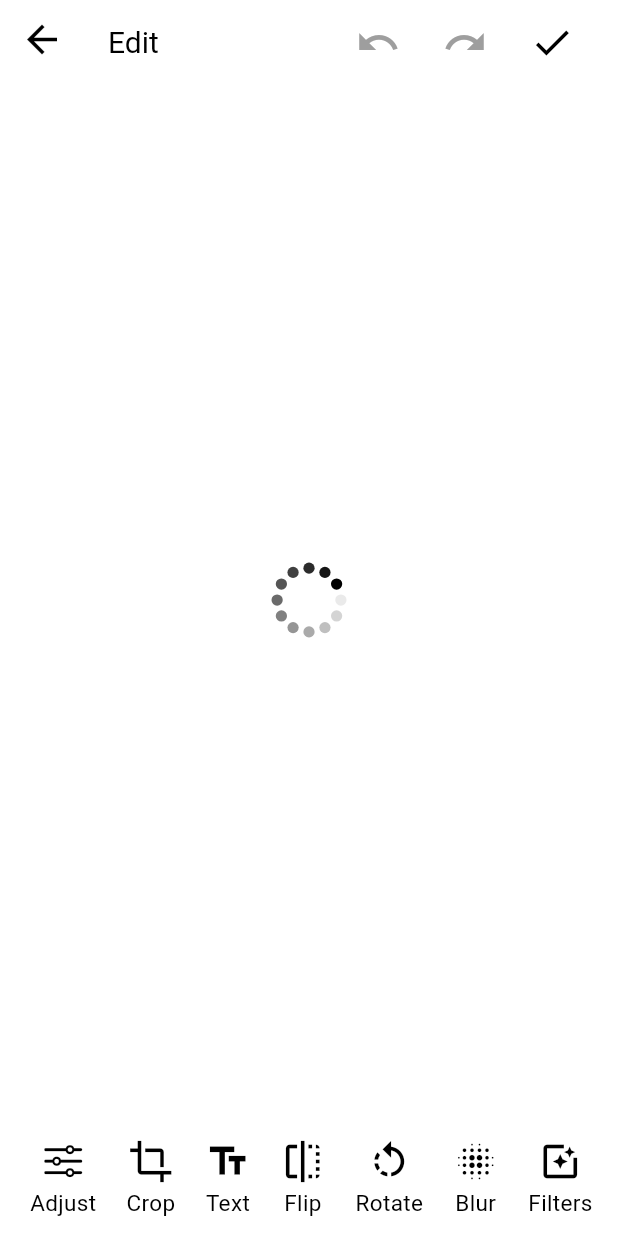
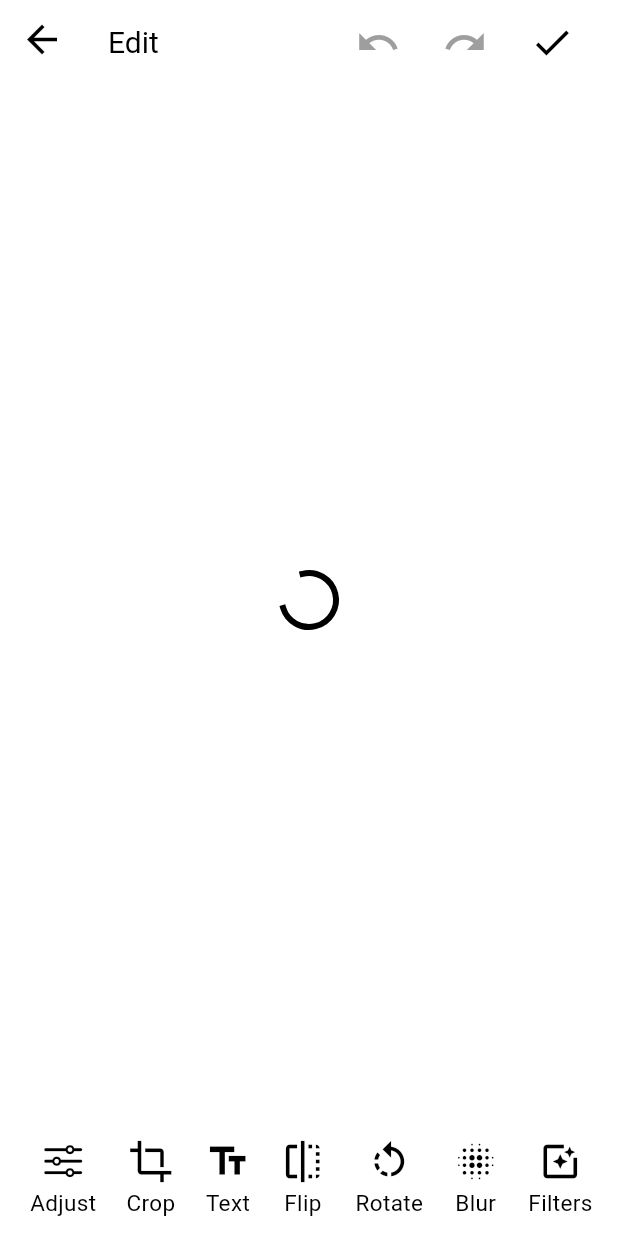
Before and after one commit to ArmanKhanTech/Lumos, a Flutter app: the SingleImageEditor screen opened directly with empty values, on a phone screen of 412 x 824 dp. Run offline on Flutter 3.47's test engine with Material 3 defaults, Android fonts, the phone set to English and light mode, and no system bars; our stand-ins replace extended_image, image_picker, screenshot; missing offline and left inert: colorfilter_generator, image_editor, image_pixels.

Commit message:
chore: Update package dependencies and remove deprecated progress indicator

```diff
--- a/lib/editor/single_image_editor.dart
+++ b/lib/editor/single_image_editor.dart
@@ -7,7 +7,6 @@ import 'package:flutter/cupertino.dart';
 import 'package:flutter/material.dart';
 import 'package:flutter/services.dart';
 import 'package:image_pixels/image_pixels.dart';
-import 'package:lumos/widget/indicator/progress_indicator.dart';
 import 'package:screenshot/screenshot.dart';
 
 import 'package:lumos/utility/image_item.dart';
@@ -364,8 +363,10 @@ class _SingleImageEditorState extends State<SingleImageEditor> {
                         ),
                       ],
                     ))
-                : circularProgress(
-                    context, widget.darkTheme ? Colors.white : Colors.black),
+                : Center(
+                    child: CircularProgressIndicator(
+                    color: widget.darkTheme ? Colors.white : Colors.black,
+                  )),
             bottomNavigationBar: Container(
               alignment: Alignment.bottomCenter,
               height: 80,
--- a/lib/widget/indicator/progress_indicator.dart
+++ /dev/null
@@ -1,11 +0,0 @@
-import 'package:flutter/material.dart';
-import 'package:flutter_spinkit/flutter_spinkit.dart';
-
-Widget circularProgress(context, Color color, {double size = 50.0}) {
-  return Center(
-    child: SpinKitFadingCircle(
-      size: size,
-      color: color,
-    ),
-  );
-}
--- a/lib/widget/screen/loading_screen.dart
+++ b/lib/widget/screen/loading_screen.dart
@@ -1,5 +1,4 @@
 import 'package:flutter/material.dart';
-import 'package:lumos/widget/indicator/progress_indicator.dart';
 
 class LoadingScreen {
   final GlobalKey globalKey;
@@ -25,9 +24,8 @@ class LoadingScreen {
         builder: (BuildContext context) => Scaffold(
               backgroundColor: darkTheme ? Colors.black : Colors.white,
               body: Center(
-                child: circularProgress(
-                  context,
-                  darkTheme ? Colors.white : Colors.black,
+                child: CircularProgressIndicator(
+                  color: darkTheme ? Colors.white : Colors.black,
                 ),
               ),
             ));
--- a/pubspec.yaml
+++ b/pubspec.yaml
@@ -11,8 +11,6 @@ dependencies:
   flutter:
     sdk: flutter
 
-  flutter_spinkit: ^5.2.0
-  image_picker: ^1.0.2
   colorfilter_generator: ^0.0.8
   extended_image: ^8.1.1
   image: ^4.0.17
```
Also changed, not shown: lib/editor/multi_image_editor.dart (+9 -8 lines).
